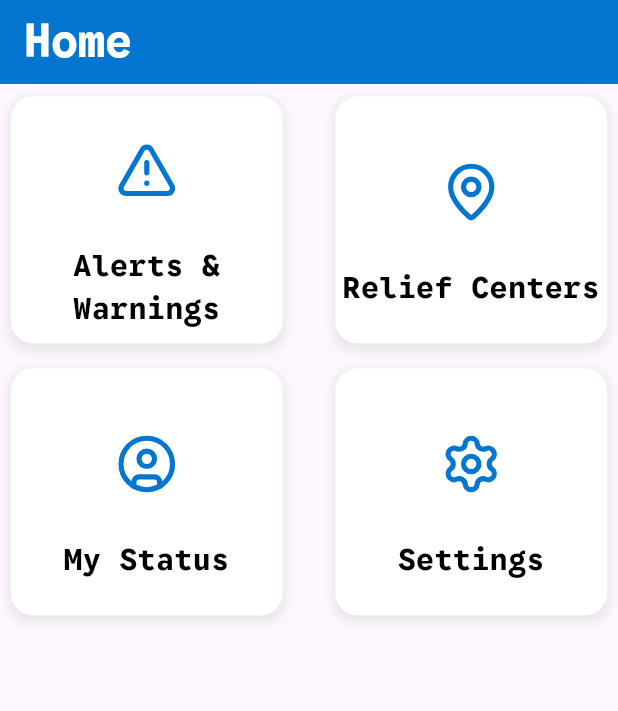
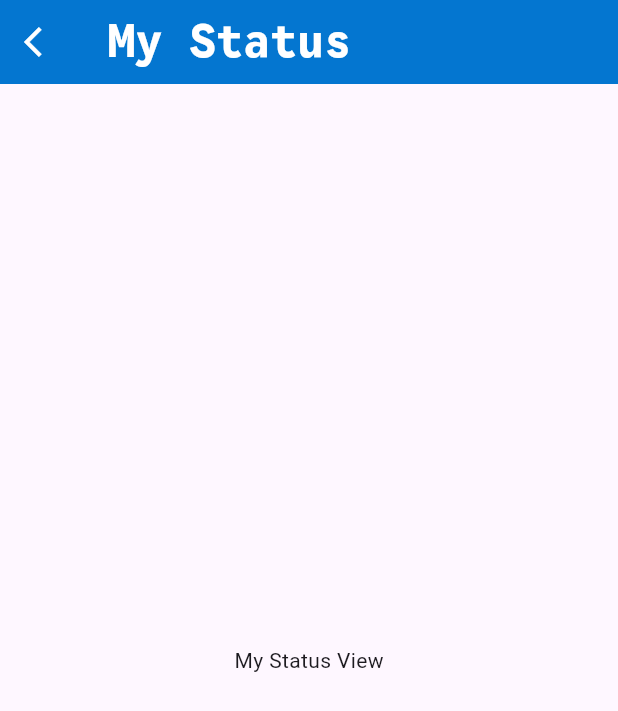
Before and after one commit to WenDEVLIFE/disaster_relief_coordination, a Flutter app: the DashboardView screen opened directly, after a tap on "My Status", on a phone screen of 412 x 824 dp. Shown: the top 711 px of the screen. Run offline on Flutter 3.47's test engine with Material 3 defaults, Android fonts, the phone set to English and light mode, and no system bars; our stand-ins replace equatable, flutter_bloc, flutter_svg.

Commit message:
Added MyStatusView.dart and added navigatioon to it on the MyStatusView.dart

```diff
--- a/lib/src/view/DashboardView.dart
+++ b/lib/src/view/DashboardView.dart
@@ -5,6 +5,7 @@ import 'package:disaster_relief_coordination/src/widgets/PanelWidget.dart';
 import 'package:flutter/cupertino.dart';
 import 'package:flutter/material.dart';
 
+import 'MyStatusView.dart';
 import 'SettingView.dart';
 
 class DashboardView extends StatelessWidget {
@@ -45,6 +46,9 @@ class DashboardView extends StatelessWidget {
               mainAxisAlignment: MainAxisAlignment.spaceEvenly,
               children: [
                 PanelWidget(label: 'My Status', svgPath: SvgHelpers.person, onTap: (){
+                  Navigator.push(context, MaterialPageRoute(builder: (context) {
+                    return const MyStatusView();
+                  }));
 
                 },),
                 SizedBox(width: screenWidth * 0.05), // Spacing between panels
--- /dev/null
+++ b/lib/src/view/MyStatusView.dart
@@ -0,0 +1,37 @@
+import 'package:flutter/cupertino.dart';
+import 'package:flutter/material.dart';
+
+import '../helpers/ColorHelpers.dart';
+import '../widgets/CustomText.dart';
+
+class MyStatusView extends StatelessWidget {
+  const MyStatusView({super.key});
+
+  @override
+  Widget build(BuildContext context) {
+    return Scaffold(
+      appBar: AppBar(
+        leading: IconButton(
+          icon: Icon(Icons.arrow_back_ios, color: Colors.white),
+          onPressed: () {
+            Navigator.pop(context);
+          },
+        ),
+        backgroundColor: ColorHelpers.primaryColor,
+        title: const CustomText(
+          text: 'My Status',
+          fontFamily: 'GoogleSansCode',
+          fontSize: 30,
+          color: Colors.white,
+          fontWeight: FontWeight.w700,
+          textAlign: TextAlign.center,
+        ),
+      ),
+      body: Center(
+        child: Text(
+          'My Status View',
+        ),
+      ),
+    );
+  }
+}
```
